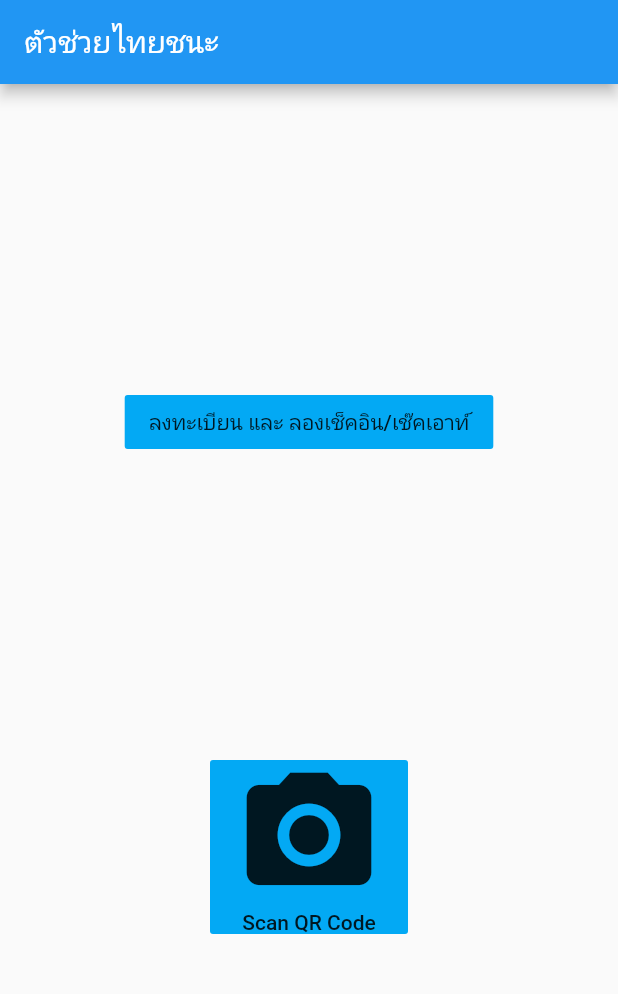
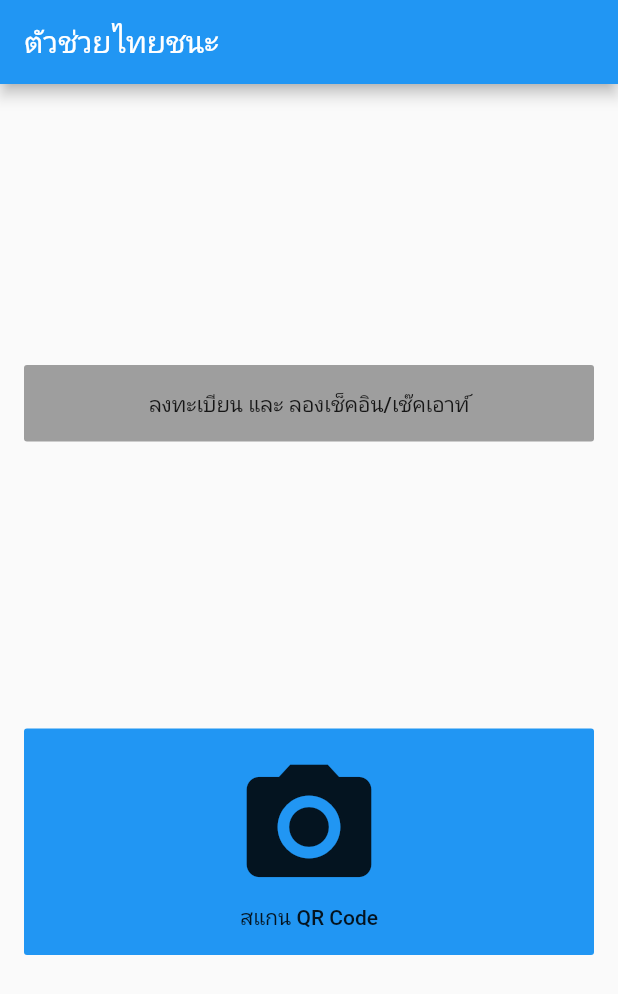
Before and after one commit to chartchuo/thaichana_helper, a Flutter app: the screen it shows after launch, on a phone screen of 412 x 824 dp. Shown: the top 994 px of the screen. Run offline on Flutter 3.47's test engine with Material 2 defaults, Android fonts, the phone set to English and light mode, and no system bars; our stand-ins replace permission_handler, webview_flutter; missing offline and left inert: flutter_qr_reader.

Commit message:
updated UI

```diff
--- a/lib/main.dart
+++ b/lib/main.dart
@@ -1,6 +1,6 @@
 import 'package:flutter/material.dart';
 import 'package:permission_handler/permission_handler.dart';
-import 'package:thaichana_helper/model/lesson.dart';
+import 'package:thaichana_helper/model.dart';
 
 import 'scanview.dart';
 import 'webview.dart';
@@ -55,16 +55,21 @@ class HomePage extends StatelessWidget {
         child: Column(
           mainAxisAlignment: MainAxisAlignment.spaceEvenly,
           children: <Widget>[
-            FlatButton(
+            ListTile(
+              title: FlatButton(
+                padding: EdgeInsets.all(16),
                 onPressed: () async {
                   await Navigator.pushNamed(context, '/webview',
                       arguments: ScanedUrl(
                           'https://qr.thaichana.com/?appId=0001&shopId=S0000000003'));
                 },
                 child: Text("ลงทะเบียน และ ลองเช็คอิน/เช๊คเอาท์"),
-              color: Colors.lightBlue,
+                color: Colors.grey,
               ),
-            FlatButton(
+            ),
+            ListTile(
+              title: FlatButton(
+                padding: EdgeInsets.all(16),
                 onPressed: () async {
                   Map<PermissionGroup, PermissionStatus> permissions =
                       await PermissionHandler()
@@ -87,10 +92,11 @@ class HomePage extends StatelessWidget {
                       Icons.photo_camera,
                       size: 100,
                     ),
-                  Text('Scan QR Code')
+                    Text('สแกน QR Code')
                   ],
                 ),
-              color: Colors.lightBlue,
+                color: Colors.blue,
+              ),
             ),
           ],
         ),
--- /dev/null
+++ b/lib/model.dart
@@ -0,0 +1,5 @@
+class ScanedUrl {
+  final String url;
+
+  ScanedUrl(this.url);
+}
--- a/lib/webview.dart
+++ b/lib/webview.dart
@@ -1,7 +1,7 @@
 import 'dart:async';
 import 'package:flutter/material.dart';
 import 'package:webview_flutter/webview_flutter.dart';
-import 'model/lesson.dart';
+import 'model.dart';
 
 class Web extends StatefulWidget {
   // final String initialUrl;
```
Also changed, not shown: lib/model/lesson.dart (deleted, +0 -17 lines), pubspec.lock, 1 other file. Lines whose indentation alone changed are shown as unchanged.
